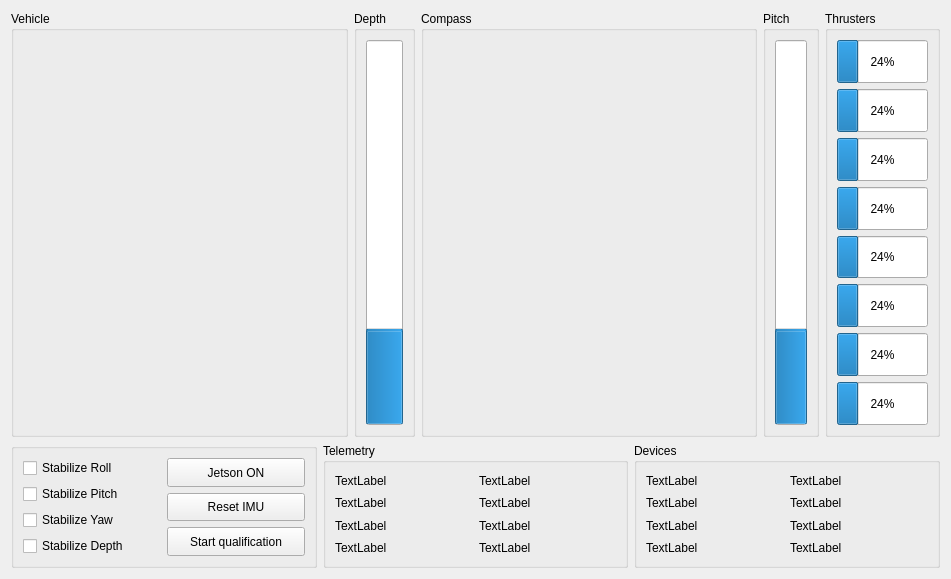
Before: the Qt Designer form rovmodewidget.ui in hydronautics-team/PoolsideGUI, drawn with Qt 5.
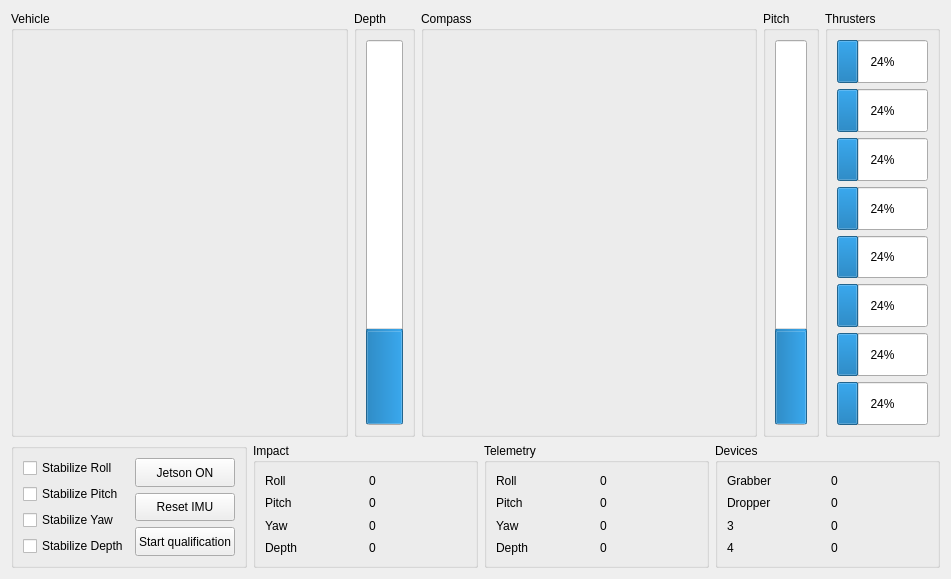
After: the same form once the commit is applied.

```diff
--- a/rovmodewidget.ui
+++ b/rovmodewidget.ui
@@ -13,7 +13,7 @@
   <property name="windowTitle">
    <string>Form</string>
   </property>
-  <layout class="QVBoxLayout" name="verticalLayout_7">
+  <layout class="QVBoxLayout" name="verticalLayout_9">
    <item>
     <layout class="QHBoxLayout" name="horizontalLayout_2">
      <item>
@@ -323,6 +323,79 @@
        </layout>
       </widget>
      </item>
+     <item>
+      <widget class="QGroupBox" name="groupBox_9">
+       <property name="title">
+        <string>Impact</string>
+       </property>
+       <layout class="QHBoxLayout" name="horizontalLayout_9">
+        <item>
+         <layout class="QVBoxLayout" name="verticalLayout_7">
+          <item>
+           <widget class="QLabel" name="label_17">
+            <property name="text">
+             <string>Roll</string>
+            </property>
+           </widget>
+          </item>
+          <item>
+           <widget class="QLabel" name="label_18">
+            <property name="text">
+             <string>Pitch</string>
+            </property>
+           </widget>
+          </item>
+          <item>
+           <widget class="QLabel" name="label_19">
+            <property name="text">
+             <string>Yaw</string>
+            </property>
+           </widget>
+          </item>
+          <item>
+           <widget class="QLabel" name="label_20">
+            <property name="text">
+             <string>Depth</string>
+            </property>
+           </widget>
+          </item>
+         </layout>
+        </item>
+        <item>
+         <layout class="QVBoxLayout" name="verticalLayout_8">
+          <item>
+           <widget class="QLabel" name="label_21">
+            <property name="text">
+             <string>0</string>
+            </property>
+           </widget>
+          </item>
+          <item>
+           <widget class="QLabel" name="label_22">
+            <property name="text">
+             <string>0</string>
+            </property>
+           </widget>
+          </item>
+          <item>
+           <widget class="QLabel" name="label_23">
+            <property name="text">
+             <string>0</string>
+            </property>
+           </widget>
+          </item>
+          <item>
+           <widget class="QLabel" name="label_24">
+            <property name="text">
+             <string>0</string>
+            </property>
+           </widget>
+          </item>
+         </layout>
+        </item>
+       </layout>
+      </widget>
+     </item>
      <item>
       <widget class="QGroupBox" name="groupBox_6">
        <property name="title">
@@ -334,28 +407,28 @@
           <item>
            <widget class="QLabel" name="label_9">
             <property name="text">
-             <string>TextLabel</string>
+             <string>Roll</string>
             </property>
            </widget>
           </item>
           <item>
            <widget class="QLabel" name="label_10">
             <property name="text">
-             <string>TextLabel</string>
+             <string>Pitch</string>
             </property>
            </widget>
           </item>
           <item>
            <widget class="QLabel" name="label_11">
             <property name="text">
-             <string>TextLabel</string>
+             <string>Yaw</string>
             </property>
            </widget>
           </item>
           <item>
            <widget class="QLabel" name="label_12">
             <property name="text">
-             <string>TextLabel</string>
+             <string>Depth</string>
             </property>
            </widget>
           </item>
@@ -366,28 +439,28 @@
           <item>
            <widget class="QLabel" name="label_13">
             <property name="text">
-             <string>TextLabel</string>
+             <string>0</string>
             </property>
            </widget>
           </item>
           <item>
            <widget class="QLabel" name="label_14">
             <property name="text">
-             <string>TextLabel</string>
+             <string>0</string>
             </property>
            </widget>
           </item>
           <item>
            <widget class="QLabel" name="label_15">
             <property name="text">
-             <string>TextLabel</string>
+             <string>0</string>
             </property>
            </widget>
           </item>
           <item>
            <widget class="QLabel" name="label_16">
             <property name="text">
-             <string>TextLabel</string>
+             <string>0</string>
             </property>
            </widget>
           </item>
@@ -407,28 +480,28 @@
           <item>
            <widget class="QLabel" name="label">
             <property name="text">
-             <string>TextLabel</string>
+             <string>Grabber</string>
             </property>
            </widget>
           </item>
           <item>
            <widget class="QLabel" name="label_2">
             <property name="text">
-             <string>TextLabel</string>
+             <string>Dropper</string>
             </property>
            </widget>
           </item>
           <item>
            <widget class="QLabel" name="label_3">
             <property name="text">
-             <string>TextLabel</string>
+             <string>3</string>
             </property>
            </widget>
           </item>
           <item>
            <widget class="QLabel" name="label_4">
             <property name="text">
-             <string>TextLabel</string>
+             <string>4</string>
             </property>
            </widget>
           </item>
@@ -439,28 +512,28 @@
           <item>
            <widget class="QLabel" name="label_5">
             <property name="text">
-             <string>TextLabel</string>
+             <string>0</string>
             </property>
            </widget>
           </item>
           <item>
            <widget class="QLabel" name="label_6">
             <property name="text">
-             <string>TextLabel</string>
+             <string>0</string>
             </property>
            </widget>
           </item>
           <item>
            <widget class="QLabel" name="label_7">
             <property name="text">
-             <string>TextLabel</string>
+             <string>0</string>
             </property>
            </widget>
           </item>
           <item>
            <widget class="QLabel" name="label_8">
             <property name="text">
-             <string>TextLabel</string>
+             <string>0</string>
             </property>
            </widget>
           </item>
```
Left out of the diff: 24 changed lines with no effect on the pictures.
